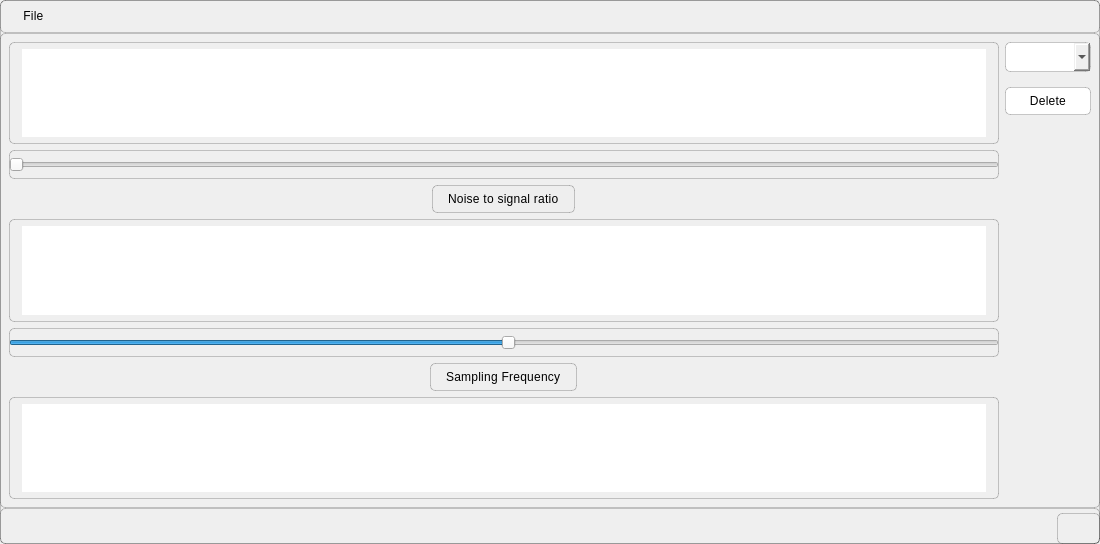
Before: the Qt Designer form main.ui in Muhannad159/Sampling-Theory-Studio, drawn with Qt 5.
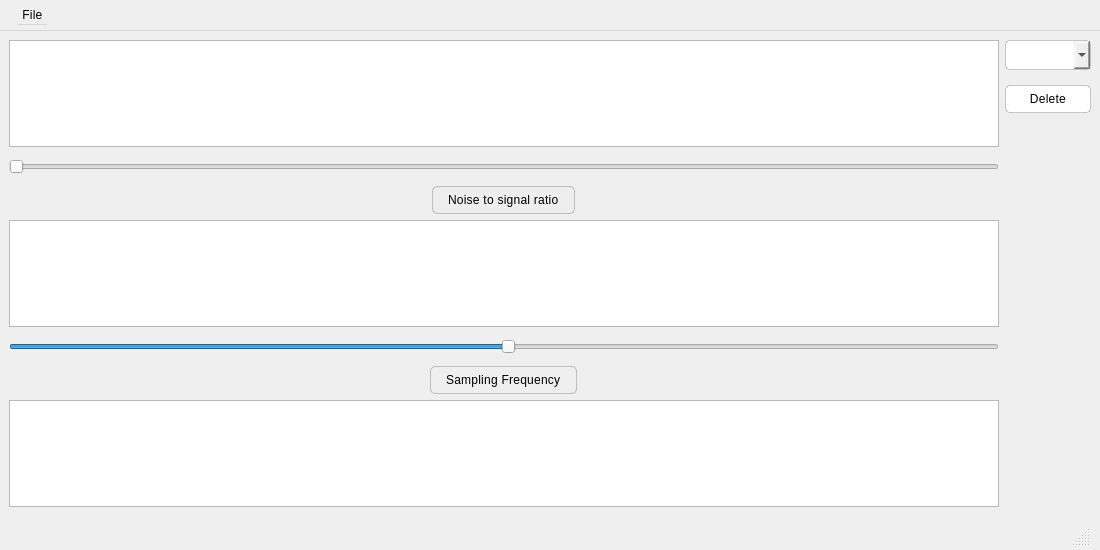
After: the same form once the commit is applied. Custom widgets are drawn as their Qt base class.

```diff
--- a/main.ui
+++ b/main.ui
@@ -7,7 +7,7 @@
     <x>0</x>
     <y>0</y>
     <width>1100</width>
-    <height>544</height>
+    <height>550</height>
    </rect>
   </property>
   <property name="windowTitle">
@@ -16,8 +16,7 @@
   <property name="styleSheet">
    <string notr="true">color: #000;
 padding: 6px 12px;
-border: 1px solid rgba(0, 0, 0, 0.20);
-border-radius: 5px;
+
 
 /* Body 2 */
 
@@ -58,6 +57,8 @@
            <string notr="true">background-color: rgb(238, 238, 238); 
     
 color: black;
+border: 1px solid rgba(0, 0, 0, 0.20);
+border-radius: 5px;
 </string>
           </property>
           <property name="text">
@@ -80,6 +81,10 @@
         </item>
         <item alignment="Qt::AlignHCenter">
          <widget class="QLabel" name="freq_lbl">
+          <property name="styleSheet">
+           <string notr="true">border: 1px solid rgba(0, 0, 0, 0.20);
+border-radius: 5px;</string>
+          </property>
           <property name="text">
            <string>Sampling Frequency</string>
           </property>
@@ -106,7 +111,12 @@
          </spacer>
         </item>
         <item>
-         <widget class="QComboBox" name="comboBox_2"/>
+         <widget class="QComboBox" name="comboBox_2">
+          <property name="styleSheet">
+           <string notr="true">border: 1px solid rgba(0, 0, 0, 0.20);
+border-radius: 5px;</string>
+          </property>
+         </widget>
         </item>
         <item>
          <spacer name="verticalSpacer">
@@ -127,7 +137,9 @@
         <item>
          <widget class="QPushButton" name="delete_btn">
           <property name="styleSheet">
-           <string notr="true">QPushButton {background-color:white;}
+           <string notr="true">QPushButton {background-color:white;
+border: 1px solid rgba(0, 0, 0, 0.20);
+border-radius: 5px;}
 ::hover {
     background-color: rgb(238, 238, 238); 
      border: 1px solid rgb(10, 10, 10);
@@ -168,7 +180,7 @@
      <x>0</x>
      <y>0</y>
      <width>1100</width>
-     <height>34</height>
+     <height>32</height>
     </rect>
    </property>
    <widget class="QMenu" name="menuFile">
```
